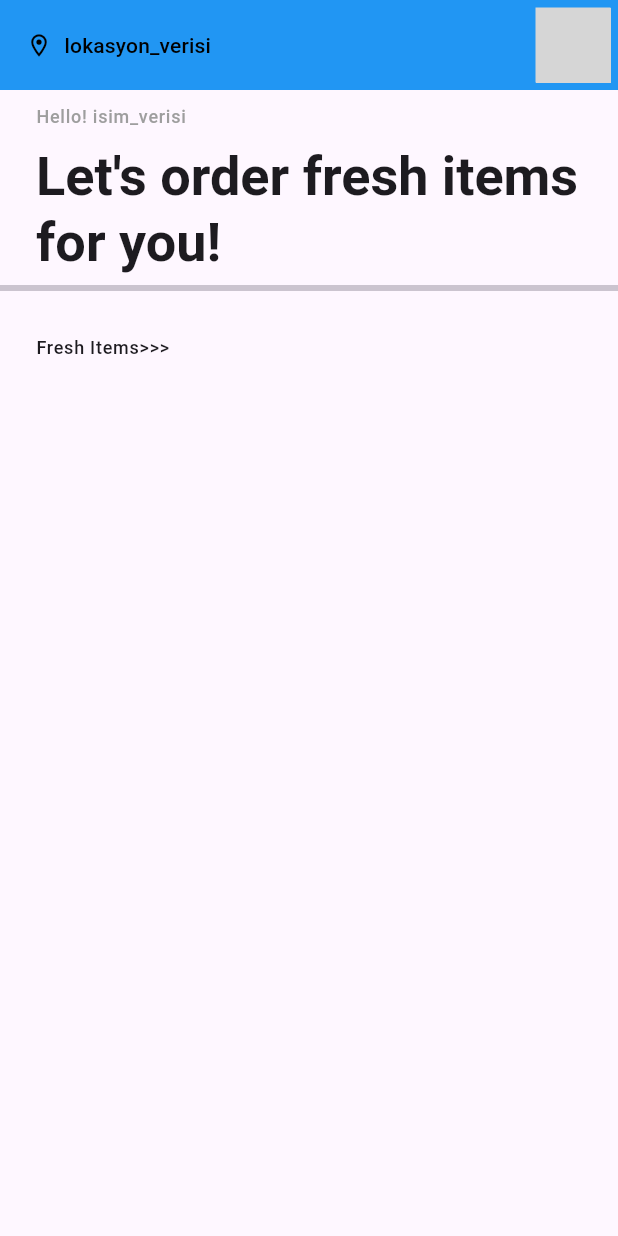
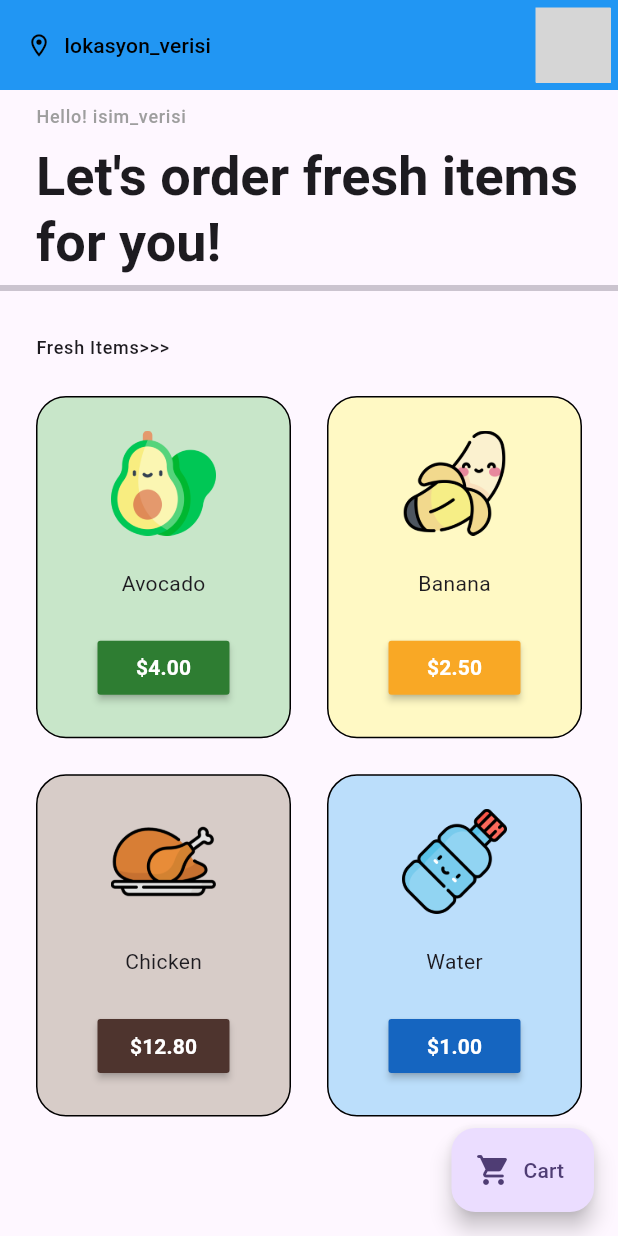
Before and after one commit to Ozm0z/grocery_shop_ui, a Flutter app: the HomePage screen opened directly, on a phone screen of 412 x 824 dp. Run offline on Flutter 3.47's test engine with Material 3 defaults, Android fonts, the phone set to English and light mode, and no system bars; drawn by our look-alikes of flutter_profile_picture; grey boxes are pictures that could not be loaded.

Commit message:
ürünler eklendi mimari düzenlendi
ürünler eklendi, tasarım yapıldı ama daha çalışlılacak, seepete ekleme ve çıkarma fonksiyonları cart_model içerisinde yazıldı. cart_page yazılacak ve düzenlenecek

```diff
--- a/lib/components/grocery_item_tiles.dart
+++ b/lib/components/grocery_item_tiles.dart
@@ -1,21 +1,53 @@
 import 'package:flutter/material.dart';
 
 class GroceryItemTiles extends StatelessWidget {
-  const GroceryItemTiles({
+  GroceryItemTiles({
     super.key,
     required this.itemName,
     required this.itemPrice,
     required this.imagePath,
-    required this.color,
+    required this.itemColor,
+    required this.onPressed,
   });
 
   final String itemName;
   final String itemPrice;
   final String imagePath;
-  final Color color;
+  final itemColor;
+  void Function()? onPressed;
 
   @override
   Widget build(BuildContext context) {
-    return Container();
+    return Padding(
+      padding: const EdgeInsets.all(12.0),
+      child: Container(
+        decoration: BoxDecoration(
+          borderRadius: BorderRadius.circular(20),
+          border: Border.all(),
+          color: itemColor[100],
+        ),
+        child: Column(
+          mainAxisAlignment: MainAxisAlignment.spaceEvenly,
+          children: [
+            //image
+            Image.asset(
+              imagePath,
+              height: 70,
+            ),
+            //item name
+            Text(itemName),
+            //price + btton
+            MaterialButton(
+              onPressed: onPressed,
+              color: itemColor[800],
+              child: Text(
+                '\$$itemPrice',
+                style: const TextStyle(color: Colors.white, fontWeight: FontWeight.bold),
+              ),
+            )
+          ],
+        ),
+      ),
+    );
   }
 }
--- a/lib/home_page.dart
+++ b/lib/home_page.dart
@@ -1,7 +1,11 @@
 import 'package:flutter/material.dart';
 import 'package:flutter_profile_picture/flutter_profile_picture.dart';
+import 'package:grocery_shop_ui/components/grocery_item_tiles.dart';
 import 'package:grocery_shop_ui/intro_page_view.dart';
+import 'package:grocery_shop_ui/model/cart_model.dart';
+import 'package:grocery_shop_ui/product/cart_page.dart';
 import 'package:grocery_shop_ui/product/language_items.dart';
+import 'package:provider/provider.dart';
 
 class HomePage extends StatelessWidget {
   const HomePage({super.key});
@@ -56,17 +60,34 @@ class HomePage extends StatelessWidget {
             ),
             Expanded(
                 child: GridView.builder(
+                    itemCount: CartModel().shopItems.length,
+                    padding: const EdgeInsets.all(12),
                     gridDelegate: const SliverGridDelegateWithFixedCrossAxisCount(
                       crossAxisCount: 2,
+                      childAspectRatio: 1 / 1.3,
                     ),
                     itemBuilder: (context, index) {
-                    //!burda kaldım devam edilecek
-                    // return GroceryItemTiles()
-                    return null;
+                      return GroceryItemTiles(
+                        itemName: CartModel().shopItems[index][0],
+                        itemPrice: CartModel().shopItems[index][1],
+                        imagePath: CartModel().shopItems[index][2],
+                        itemColor: CartModel().shopItems[index][3],
+                        onPressed: () {
+                          Provider.of<CartModel>(context, listen: false).addItemToCart(index);
+                        },
+                      );
                     }))
           ],
         ),
-    ));
+      ),
+      floatingActionButton: FloatingActionButton.extended(
+        onPressed: () => Navigator.push(context, MaterialPageRoute(builder: (context) {
+          return const CartPage();
+        })),
+        label: const Text('Cart'),
+        icon: const Icon(Icons.shopping_cart_rounded),
+      ),
+    );
   }
 }
 
--- a/lib/model/cart_model.dart
+++ b/lib/model/cart_model.dart
@@ -2,13 +2,39 @@ import 'package:flutter/material.dart';
 
 class CartModel extends ChangeNotifier {
   //list of items on sale
-  final List _shopItems = [
+  final List shopItems = [
     //[itemname, itemprice, imagePath, color]
-    ['Avocado', '4.00', 'asstes/avocado.png', Colors.green],
-    ['Banana', '2.50', 'asstes/banana.png', Colors.yellow],
-    ['Chicken', '12.80', 'asstes/chicken_leg.png', Colors.brown],
-    ['Water', '1.00', 'asstes/water_bottle.png', Colors.blue],
+    ['Avocado', '4.00', 'assets/avocado.png', Colors.green],
+    ['Banana', '2.50', 'assets/banana.png', Colors.yellow],
+    ['Chicken', '12.80', 'assets/chicken_leg.png', Colors.brown],
+    ['Water', '1.00', 'assets/water_bottle.png', Colors.blue],
   ];
 
-  get shopItems => _shopItems;
+  //list of the cart items
+  List _cartItems = [];
+
+  get cartItems => _cartItems;
+
+  //get shopItems => _shopItems;
+
+// add item to cart
+  void addItemToCart(int index) {
+    _cartItems.add(shopItems[index]);
+    notifyListeners();
+  }
+
+//remove item from cart
+  void removeItemToCart(int index) {
+    _cartItems.removeAt(index);
+    notifyListeners();
+  }
+
+//calculate toteal price
+  String calculateTotel() {
+    double totalPrice = 0;
+    for (var i = 0; i < _cartItems.length; i++) {
+      totalPrice += double.parse(_cartItems[i][1]);
+    }
+    return totalPrice.toStringAsFixed(2);
+  }
 }
--- a/lib/product/language_items.dart
+++ b/lib/product/language_items.dart
@@ -8,4 +8,5 @@ class LanguageItems {
   static const String ozm0z = 'developed by Ozm0z';
   static const String slogan1 = '''Let's order fresh items for you!''';
   static const String freshItems = 'Fresh Items>>>';
+  static const String myCart = 'My Cart';
 }
```
Also changed, not shown: lib/product/cart_page.dart (added, +29 -0 lines). Lines whose indentation alone changed are shown as unchanged.
